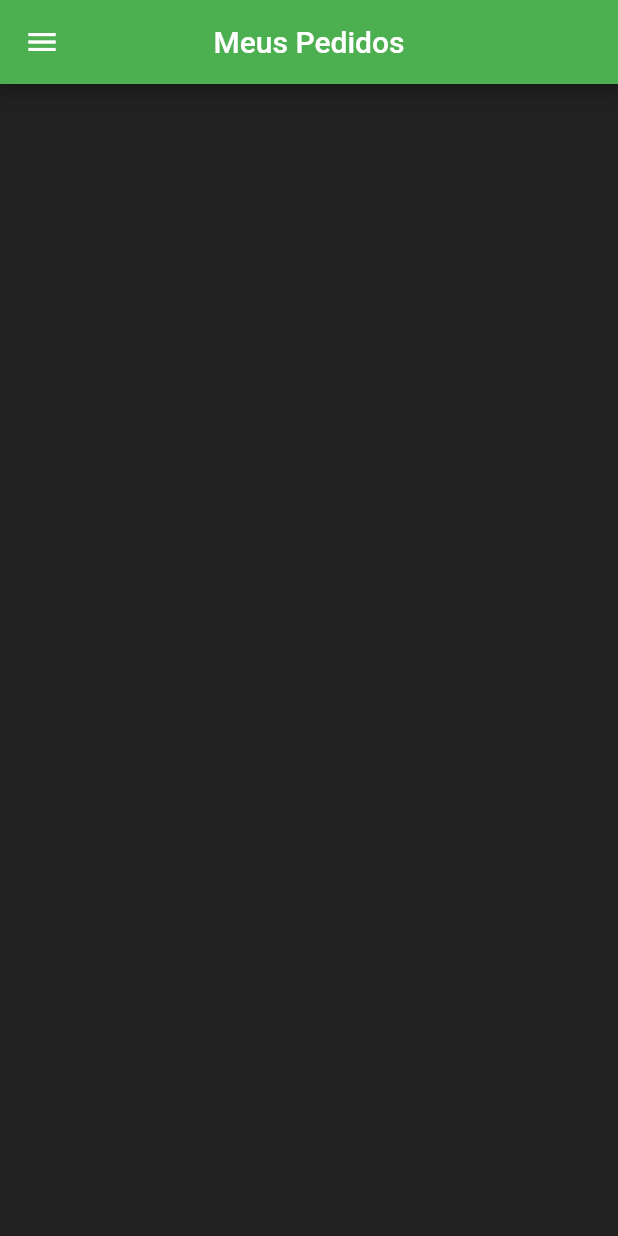
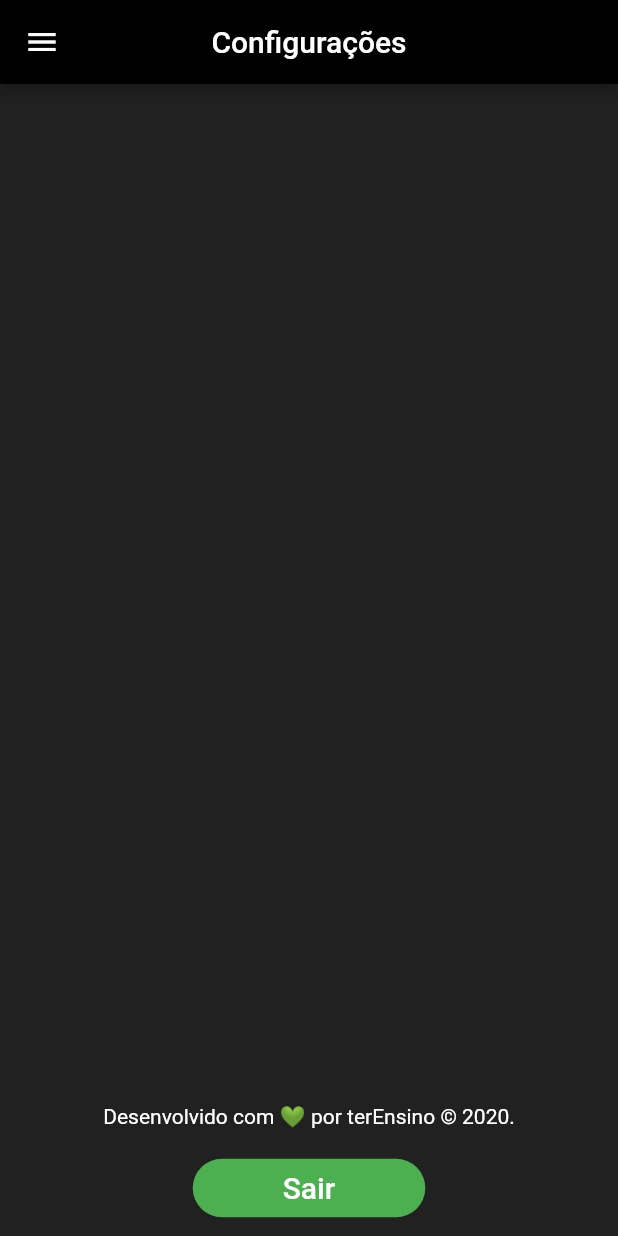
Before and after one commit to LucssCarvalho/ter-ensino, a Flutter app: the HomeScreen screen opened directly, swiped to page 3, on a phone screen of 412 x 824 dp. Run offline on Flutter 3.47's test engine with Material 2 defaults, Android fonts, the phone set to English and light mode, and no system bars.

Commit message:
add profile and settings tab

```diff
--- a/ter_ensino_mobile/lib/screens/home_screen.dart
+++ b/ter_ensino_mobile/lib/screens/home_screen.dart
@@ -1,6 +1,8 @@
 import 'package:flutter/material.dart';
 import 'package:ter_ensino_mobile/tabs/create_post_tab.dart';
 import 'package:ter_ensino_mobile/tabs/home_tab.dart';
+import 'package:ter_ensino_mobile/tabs/profile_tab.dart';
+import 'package:ter_ensino_mobile/tabs/settings_tab.dart';
 import 'package:ter_ensino_mobile/widgets/custom_drawer.dart';
 
 class HomeScreen extends StatelessWidget {
@@ -60,62 +62,19 @@ class HomeScreen extends StatelessWidget {
         ),
         Scaffold(
           appBar: AppBar(
+            backgroundColor: Colors.black,
             title: Text(
-              'Carteira',
+              'Perfil',
               style: TextStyle(color: Colors.white),
             ),
             centerTitle: true,
           ),
           drawer: CustomDrawer(_pageController),
-          body: HomeTab(),
+          body: ProfileTab(),
         ),
         Scaffold(
           appBar: AppBar(
-            title: Text(
-              'Meus Pedidos',
-              style: TextStyle(color: Colors.white),
-            ),
-            centerTitle: true,
-          ),
-          drawer: CustomDrawer(_pageController),
-          body: HomeTab(),
-        ),
-        Scaffold(
-          appBar: AppBar(
-            title: Text(
-              'Meus Pedidos',
-              style: TextStyle(color: Colors.white),
-            ),
-            centerTitle: true,
-          ),
-          drawer: CustomDrawer(_pageController),
-          body: HomeTab(),
-        ),
-        Scaffold(
-          appBar: AppBar(
-            title: Text(
-              'Opções de Administrador',
-              style: TextStyle(color: Colors.white),
-            ),
-            centerTitle: true,
-          ),
-          drawer: CustomDrawer(_pageController),
-          body: HomeTab(),
-        ),
-        Scaffold(
-          body: HomeTab(),
-          appBar: AppBar(
-            title: Text(
-              'Perguntas Frequentes',
-              style: TextStyle(color: Colors.white),
-            ),
-            centerTitle: true,
-          ),
-          drawer: CustomDrawer(_pageController),
-        ),
-        Scaffold(
-          body: HomeTab(),
-          appBar: AppBar(
+            backgroundColor: Colors.black,
             title: Text(
               'Configurações',
               style: TextStyle(color: Colors.white),
@@ -123,17 +82,7 @@ class HomeScreen extends StatelessWidget {
             centerTitle: true,
           ),
           drawer: CustomDrawer(_pageController),
-        ),
-        Scaffold(
-          body: HomeTab(),
-          appBar: AppBar(
-            title: Text(
-              'Termo de Serviço',
-              style: TextStyle(color: Colors.white),
-            ),
-            centerTitle: true,
-          ),
-          drawer: CustomDrawer(_pageController),
+          body: SettingsTab(),
         ),
       ],
     );
--- /dev/null
+++ b/ter_ensino_mobile/lib/tabs/profile_tab.dart
@@ -0,0 +1,23 @@
+import 'package:flutter/material.dart';
+import 'package:ter_ensino_mobile/screens/login_screen.dart';
+
+class ProfileTab extends StatefulWidget {
+  @override
+  _ProfileTabState createState() => _ProfileTabState();
+}
+
+class _ProfileTabState extends State<ProfileTab> {
+  @override
+  Widget build(BuildContext context) {
+    return Scaffold(
+      backgroundColor: Colors.grey[900],
+      body: Container(
+        alignment: Alignment.center,
+        child: Column(
+          mainAxisAlignment: MainAxisAlignment.end,
+          children: <Widget>[],
+        ),
+      ),
+    );
+  }
+}
--- /dev/null
+++ b/ter_ensino_mobile/lib/tabs/settings_tab.dart
@@ -0,0 +1,56 @@
+import 'package:flutter/material.dart';
+import 'package:ter_ensino_mobile/screens/login_screen.dart';
+
+class SettingsTab extends StatefulWidget {
+  @override
+  _SettingsTabState createState() => _SettingsTabState();
+}
+
+class _SettingsTabState extends State<SettingsTab> {
+  @override
+  Widget build(BuildContext context) {
+    return Scaffold(
+      backgroundColor: Colors.grey[900],
+      body: Container(
+        alignment: Alignment.center,
+        child: Column(
+          mainAxisAlignment: MainAxisAlignment.end,
+          children: <Widget>[
+            Padding(
+              padding: const EdgeInsets.all(8.0),
+              child: Text(
+                'Desenvolvido com 💚 por terEnsino © 2020.',
+                style: TextStyle(color: Colors.white),
+              ),
+            ),
+            Padding(
+              padding: const EdgeInsets.all(8.0),
+              child: MaterialButton(
+                onPressed: () {
+                  Navigator.of(context).push(
+                    MaterialPageRoute(
+                      builder: (context) => LoginScreen(),
+                    ),
+                  );
+                },
+                child: Container(
+                  decoration: BoxDecoration(
+                      color: Colors.green,
+                      borderRadius: BorderRadius.circular(100)),
+                  child: Padding(
+                    padding: const EdgeInsets.only(
+                        left: 60.0, right: 60.0, top: 8.0, bottom: 8.0),
+                    child: Text(
+                      'Sair',
+                      style: TextStyle(color: Colors.white, fontSize: 20),
+                    ),
+                  ),
+                ),
+              ),
+            ),
+          ],
+        ),
+      ),
+    );
+  }
+}
```
